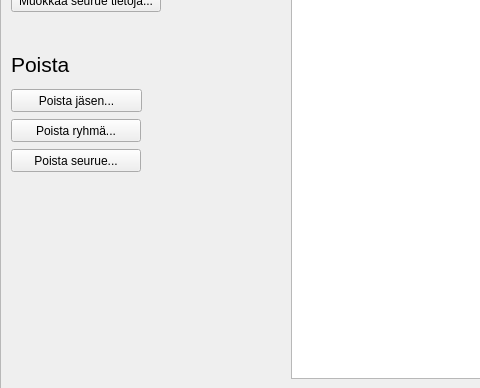
eeroleppalehto/Jahtirekisteri, file desktopApp/ui/maintenanceTab.ui: the form before one commit; both pictures show x 0 to 480 and y 372 to 760 of the 940 by 760 pixel window.
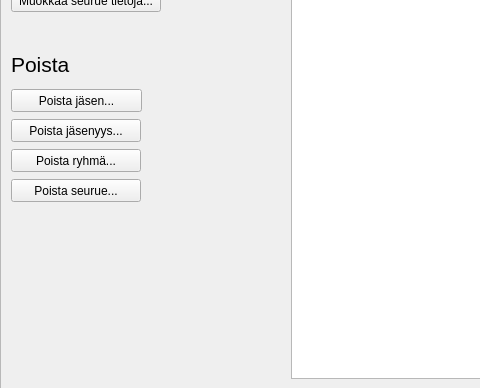
The form after the commit.

Commit message: Added button for opening removeMembershipDialog

```diff
--- a/desktopApp/ui/maintenanceTab.ui
+++ b/desktopApp/ui/maintenanceTab.ui
@@ -128,7 +128,7 @@
      <property name="geometry">
       <rect>
        <x>10</x>
-       <y>490</y>
+       <y>520</y>
        <width>130</width>
        <height>23</height>
       </rect>
@@ -229,7 +229,7 @@
      <property name="geometry">
       <rect>
        <x>10</x>
-       <y>520</y>
+       <y>550</y>
        <width>130</width>
        <height>23</height>
       </rect>
@@ -279,6 +279,19 @@
       <string>Lisää</string>
      </property>
     </widget>
+    <widget class="QPushButton" name="maintenanceRemoveMembershipPushButton">
+     <property name="geometry">
+      <rect>
+       <x>10</x>
+       <y>490</y>
+       <width>130</width>
+       <height>23</height>
+      </rect>
+     </property>
+     <property name="text">
+      <string>Poista jäsenyys...</string>
+     </property>
+    </widget>
    </widget>
   </widget>
  </widget>
```
The commit also changes 1 other file.
